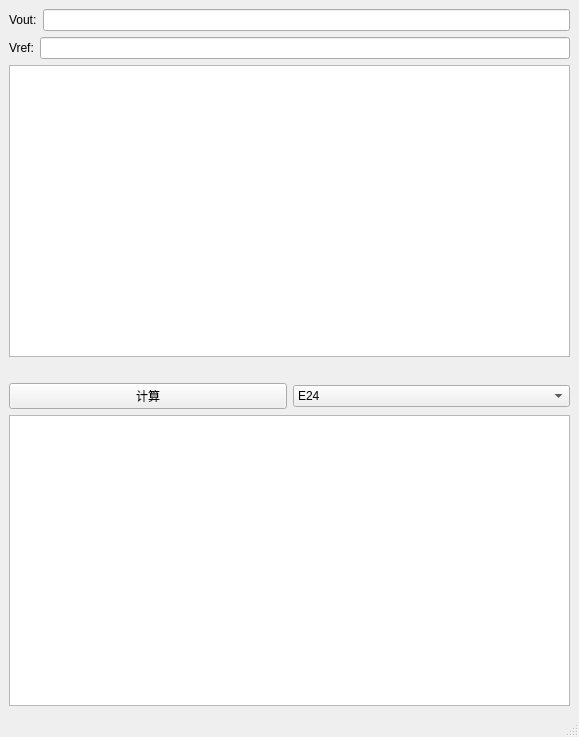
The window that src/rrc.ui (HamsterAPig/ResistanceRatioCalculation) describes before a commit, drawn with Qt 5.
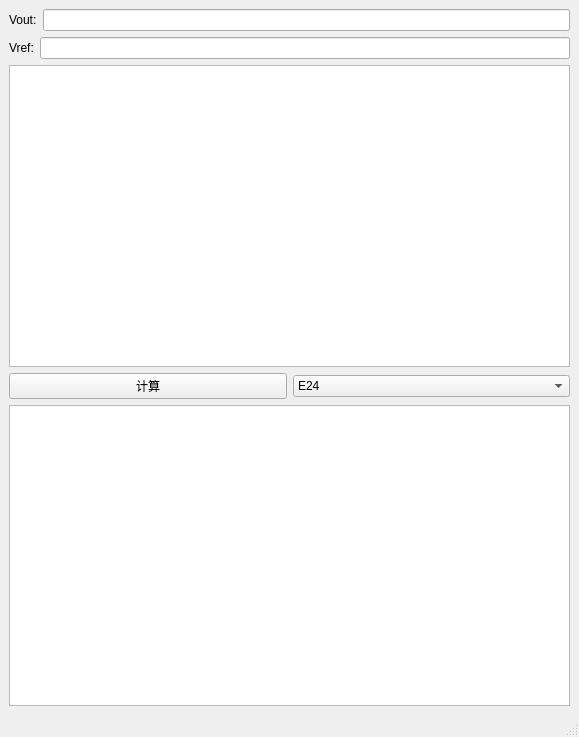
The same window after the commit.

Commit message: Feat: 绑定回车与计算按钮

```diff
--- a/src/rrc.ui
+++ b/src/rrc.ui
@@ -50,13 +50,6 @@
     <item>
      <widget class="QGraphicsView" name="graphicsView"/>
     </item>
-    <item>
-     <widget class="QLabel" name="label_3">
-      <property name="text">
-       <string/>
-      </property>
-     </widget>
-    </item>
     <item>
      <layout class="QHBoxLayout" name="horizontalLayout_3">
       <item>
```
Left out of the diff: 3 changed lines with no effect on the pictures. The commit also changes 2 other files.
